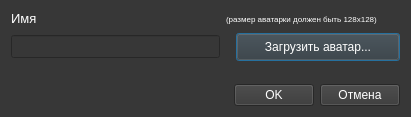
The window that ui/dialogs/user_registration.ui (Protocs/OkayMoney) describes before a commit, drawn with Qt 5.
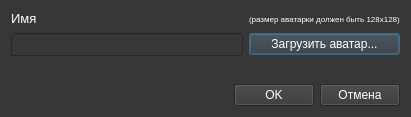
The same window after the commit.

Commit message: Подправил кнопку "Загрузить аватар"

Patch:
```diff
--- a/ui/dialogs/user_registration.ui
+++ b/ui/dialogs/user_registration.ui
@@ -79,18 +79,18 @@
       <widget class="QPushButton" name="add_avatar_btn">
        <property name="minimumSize">
         <size>
-         <width>174</width>
-         <height>28</height>
+         <width>0</width>
+         <height>0</height>
         </size>
        </property>
        <property name="maximumSize">
         <size>
-         <width>174</width>
-         <height>28</height>
+         <width>16777215</width>
+         <height>16777215</height>
         </size>
        </property>
        <property name="styleSheet">
-        <string notr="true">margin-left: 10px</string>
+        <string notr="true"/>
        </property>
        <property name="text">
         <string>Загрузить аватар...</string>
```
